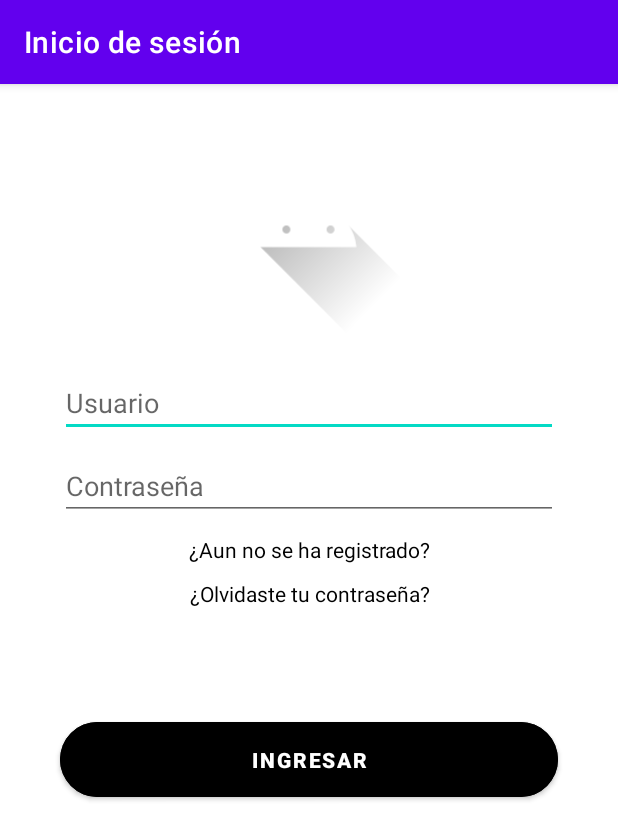
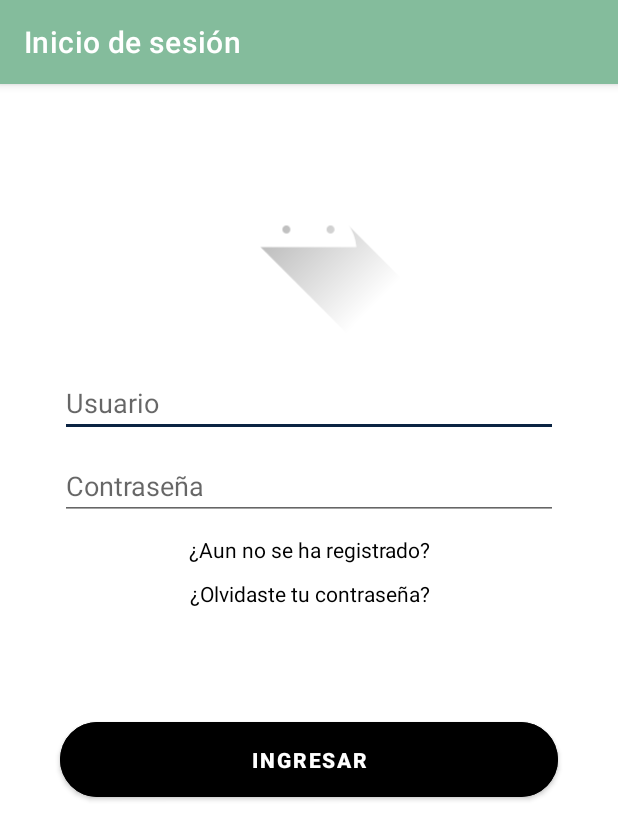
Before and after one commit to JCamiloRpo/Smart_Garden, an Android app: the LoginActivity screen opened directly, with no data from a screen before it, on a phone screen of 412 x 824 dp. Shown: the top 840 px of the screen. Run offline under Robolectric (Android 15) with nearby library versions, the phone set to English and light mode, and no system bars.

Commit message:
Colores de la app

```diff
--- a/Desarrollo/app/src/main/res/values/colors.xml
+++ b/Desarrollo/app/src/main/res/values/colors.xml
@@ -1,15 +1,9 @@
 <?xml version="1.0" encoding="utf-8"?>
 <resources>
-    <color name="purple_200">#FFBB86FC</color>
-    <color name="purple_500">#FF6200EE</color>
-    <color name="purple_700">#FF3700B3</color>
-    <color name="teal_200">#FF03DAC5</color>
-    <color name="teal_700">#FF018786</color>
-    <color name="black">#FF000000</color>
-    <color name="white">#FFFFFFFF</color>
-    <color name="light_blue_600">#FF039BE5</color>
-    <color name="light_blue_900">#FF01579B</color>
-    <color name="light_blue_A200">#FF40C4FF</color>
-    <color name="light_blue_A400">#FF00B0FF</color>
-    <color name="black_overlay">#66000000</color>
+    <color name="blue">#0A2342</color>
+    <color name="green_light">#2CA58D</color>
+    <color name="green">#84BC9C</color>
+    <color name="white_light">#EFE9CE</color>
+    <color name="black">#000</color>
+    <color name="white">#FFF</color>
 </resources>
--- a/Desarrollo/app/src/main/res/values/styles.xml
+++ b/Desarrollo/app/src/main/res/values/styles.xml
@@ -1,11 +1,11 @@
 <resources>
 
     <style name="Widget.Theme.SmartGarden.ActionBar.Fullscreen" parent="Widget.AppCompat.ActionBar">
-        <item name="android:background">@color/black_overlay</item>
+        <item name="android:background">@color/white_light</item>
     </style>
 
     <style name="Widget.Theme.SmartGarden.ButtonBar.Fullscreen" parent="">
-        <item name="android:background">@color/black_overlay</item>
+        <item name="android:background">@color/white_light</item>
         <item name="android:buttonBarStyle">?android:attr/buttonBarStyle</item>
     </style>
 </resources>
--- a/Desarrollo/app/src/main/res/values/themes.xml
+++ b/Desarrollo/app/src/main/res/values/themes.xml
@@ -2,12 +2,12 @@
     <!-- Base application theme. -->
     <style name="Theme.SmartGarden" parent="Theme.MaterialComponents.Light.DarkActionBar">
         <!-- Primary brand color. -->
-        <item name="colorPrimary">@color/purple_500</item>
-        <item name="colorPrimaryVariant">@color/purple_700</item>
+        <item name="colorPrimary">@color/green</item>
+        <item name="colorPrimaryVariant">@color/green</item>
         <item name="colorOnPrimary">@color/white</item>
         <!-- Secondary brand color. -->
-        <item name="colorSecondary">@color/teal_200</item>
-        <item name="colorSecondaryVariant">@color/teal_700</item>
+        <item name="colorSecondary">@color/blue</item>
+        <item name="colorSecondaryVariant">@color/blue</item>
         <item name="colorOnSecondary">@color/black</item>
         <!-- Status bar color. -->
         <item name="android:statusBarColor" tools:targetApi="l">?attr/colorPrimaryVariant</item>
```
